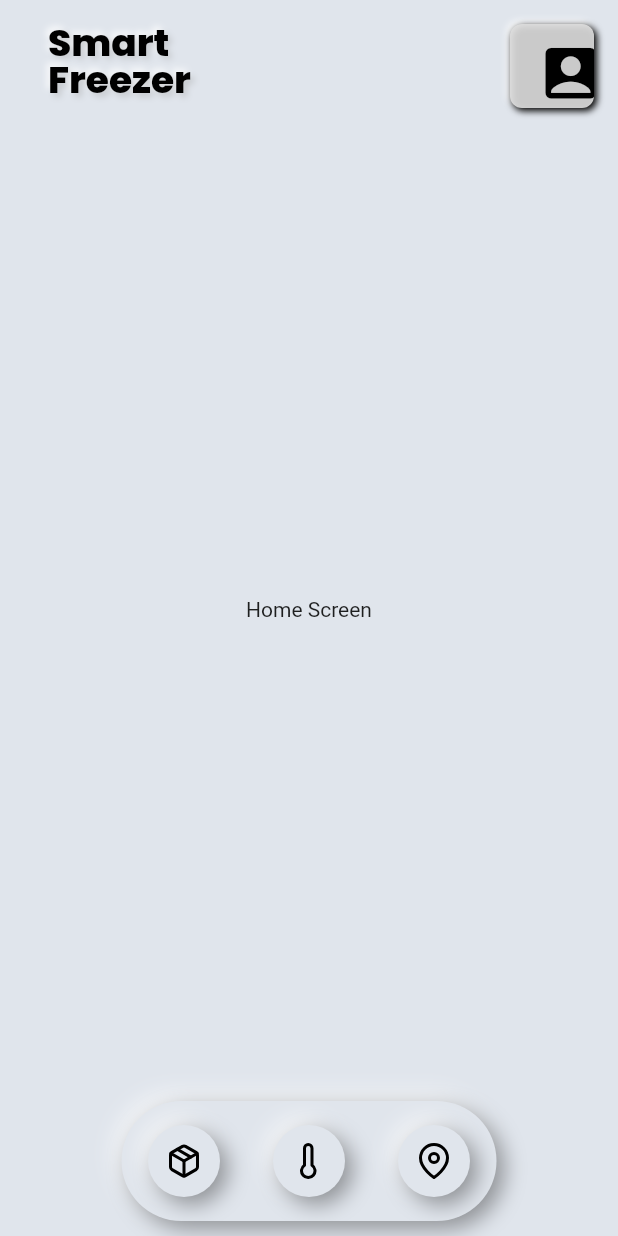
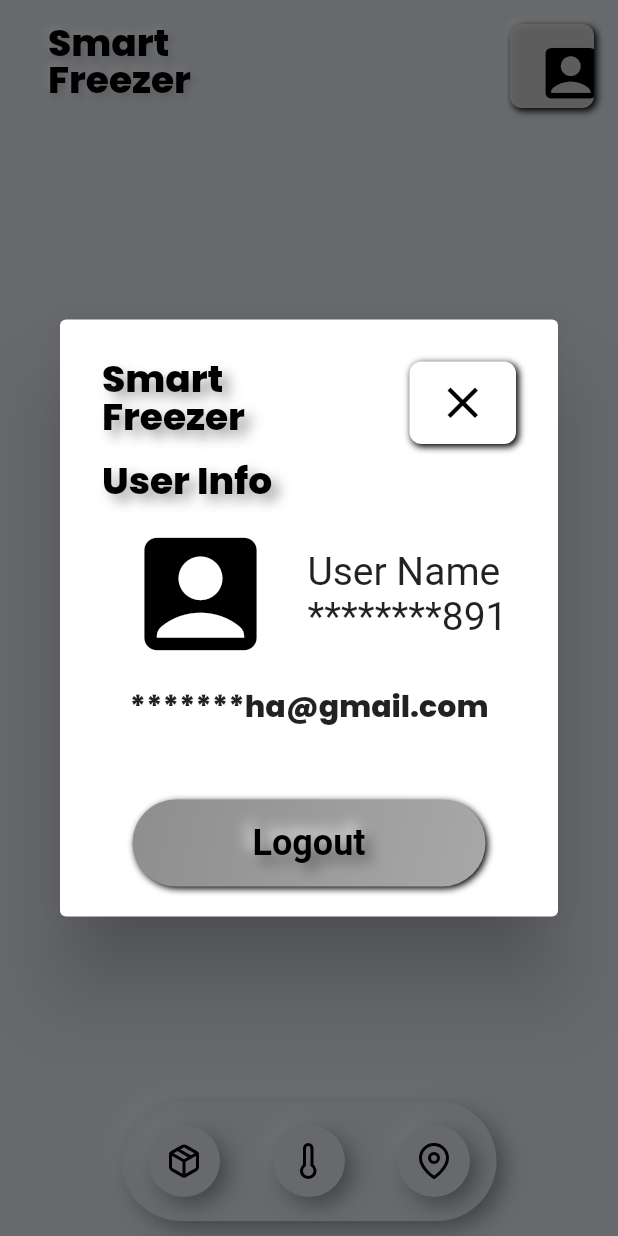
Before and after one commit to Sammonnay-Sarcar/Smart-Refrigerator, a Flutter app: the screen it shows after launch, after a tap on the "account box" icon, on a phone screen of 412 x 824 dp. Run offline on Flutter 3.47's test engine with Material 2 defaults, Android fonts, the phone set to English and light mode, and no system bars; drawn by our look-alikes of flutter_neumorphic; our stand-ins replace flutter_feather_icons; Roboto replaces fonts that are missing (Rubik).

Commit message:
Profile info done

```diff
--- a/lib/bottomNavigationBar.dart
+++ b/lib/bottomNavigationBar.dart
@@ -25,6 +25,7 @@ class _RoundedBottomNavigationBarState
     const LocationScreen(),
     const ContentScreen()
   ];
+
   void _selectedPage(int index) {
     setState(() {
       _selectedIndex = index;
@@ -58,7 +59,13 @@ class _RoundedBottomNavigationBarState
                 shape: NeumorphicShape.flat,
                 color: Color(0xE8DEDEDE),
               ),
-              onPressed: () {},
+              onPressed: () => {
+                    showDialog(
+                        context: context,
+                        builder: (context) {
+                          return SimpleDialogBox();
+                        })
+                  },
               child: const Icon(
                 Icons.account_box_rounded,
                 size: 45,
@@ -128,3 +135,112 @@ class _RoundedBottomNavigationBarState
     );
   }
 }
+
+Widget SimpleDialogBox() {
+  return Dialog(
+      child: Padding(
+    padding: const EdgeInsets.all(20),
+    child: Column(
+      mainAxisAlignment: MainAxisAlignment.spaceBetween,
+      crossAxisAlignment: CrossAxisAlignment.center,
+      mainAxisSize: MainAxisSize.min,
+      children: [
+        SizedBox(
+          width: 500,
+          height: 300,
+          child: Padding(
+            padding: const EdgeInsets.all(8.0),
+            child: Column(
+              crossAxisAlignment: CrossAxisAlignment.start,
+              children: [
+                Padding(
+                  padding: const EdgeInsets.fromLTRB(0, 0, 0, 15),
+                  child: Row(
+                    mainAxisAlignment: MainAxisAlignment.spaceBetween,
+                    children: [
+                      NeumorphicText(
+                        "Smart\nFreezer",
+                        textAlign: TextAlign.left,
+                        style: const NeumorphicStyle(
+                          color: Colors.black,
+                        ),
+                        textStyle: NeumorphicTextStyle(
+                          fontSize: 25,
+                          fontFamily: 'Poppins',
+                          height: 1,
+                        ),
+                      ),
+                      NeumorphicButton(
+                          style: const NeumorphicStyle(
+                            color: Colors.white,
+                            intensity: 5,
+                            depth: 3,
+                          ),
+                          onPressed: () => {},
+                          child: const Icon(
+                            Icons.close_outlined,
+                            color: Colors.black,
+                            size: 35,
+                          ))
+                    ],
+                  ),
+                ),
+                NeumorphicText("User Info",
+                    textAlign: TextAlign.left,
+                    style: const NeumorphicStyle(
+                      color: Colors.black,
+                    ),
+                    textStyle: NeumorphicTextStyle(
+                      fontSize: 25,
+                      fontFamily: 'Poppins',
+                      height: 1,
+                    )),
+                Row(
+                  mainAxisAlignment: MainAxisAlignment.spaceAround,
+                  children: const [
+                    Padding(
+                      padding: EdgeInsets.all(10.0),
+                      child: Icon(Icons.account_box, size: 100),
+                    ),
+                    Text(
+                      "User Name\n********891",
+                      style: TextStyle(fontSize: 26),
+                    ),
+                  ],
+                ),
+                const Center(
+                    child: Text(
+                  "*******ha@gmail.com",
+                  style: TextStyle(
+                      fontFamily: 'Poppins',
+                      fontSize: 20,
+                      fontWeight: FontWeight.normal),
+                )),
+              ],
+            ),
+          ),
+        ),
+        NeumorphicButton(
+            padding: const EdgeInsets.fromLTRB(80, 15, 80, 15),
+            style: const NeumorphicStyle(
+              boxShape: NeumorphicBoxShape.stadium(),
+              color: Colors.grey,
+              depth: 3,
+              intensity: 5,
+              lightSource: LightSource.topLeft,
+              shape: NeumorphicShape.concave,
+            ),
+            onPressed: () => {},
+            child: NeumorphicText(
+              "Logout",
+              style: const NeumorphicStyle(color: Colors.black),
+              textStyle: NeumorphicTextStyle(
+                fontFamily: 'Rubik',
+                fontWeight: FontWeight.w600,
+                fontSize: 24,
+              ),
+            ))
+      ],
+    ),
+  ));
+}
```
Also changed, not shown: lib/widgets/LoginScreen/login_credentials.dart (added, +55 -0 lines), lib/widgets/LoginScreen/login_screen.dart (added, +24 -0 lines), lib/common/widgets/top_app_bar.dart (renamed from lib/common/widgets/app_bar.dart), pubspec.lock, 1 other file.
